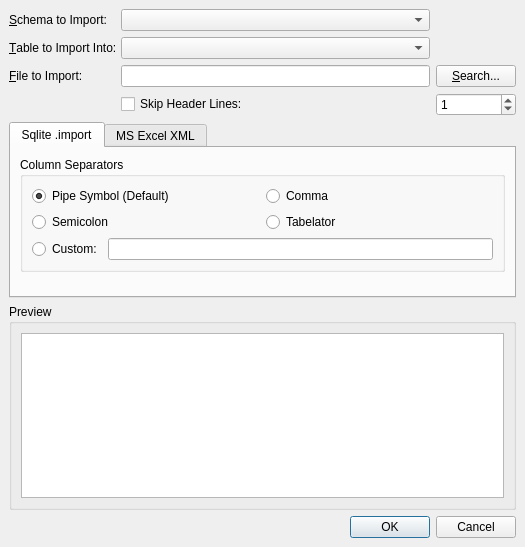
Above: Sqliteman/sqliteman/importtabledialog.ui from shadybarham/sqliteman before the change. Below: the same form after it.
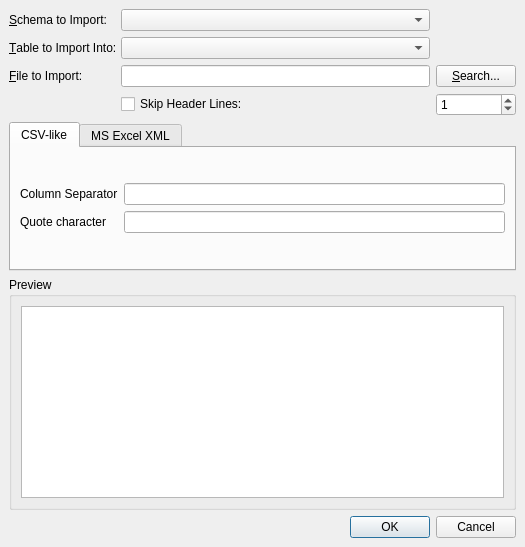
That is the form after the change. The open tabs and pages were chosen to show the change.

```diff
--- a/Sqliteman/sqliteman/importtabledialog.ui
+++ b/Sqliteman/sqliteman/importtabledialog.ui
@@ -65,7 +65,7 @@
    <item row="4" column="0" colspan="3">
     <widget class="QTabWidget" name="tabWidget">
      <property name="sizePolicy">
-      <sizepolicy hsizetype="Expanding" vsizetype="Preferred">
+      <sizepolicy hsizetype="Expanding" vsizetype="Expanding">
        <horstretch>0</horstretch>
        <verstretch>0</verstretch>
       </sizepolicy>
@@ -75,7 +75,7 @@
      </property>
      <widget class="QWidget" name="importTab">
       <attribute name="title">
-       <string>Sqlite .import</string>
+       <string>CSV-like</string>
       </attribute>
       <layout class="QGridLayout">
        <property name="leftMargin">
@@ -94,101 +94,28 @@
         <number>6</number>
        </property>
        <item row="0" column="0">
-        <widget class="QGroupBox" name="groupBox">
-         <property name="title">
-          <string>Column Separators</string>
-         </property>
-         <layout class="QGridLayout">
-          <property name="leftMargin">
-           <number>9</number>
-          </property>
-          <property name="topMargin">
-           <number>9</number>
-          </property>
-          <property name="rightMargin">
-           <number>9</number>
-          </property>
-          <property name="bottomMargin">
-           <number>9</number>
-          </property>
-          <property name="spacing">
-           <number>6</number>
-          </property>
-          <item row="0" column="0">
-           <widget class="QRadioButton" name="pipeRadioButton">
-            <property name="text">
-             <string>Pipe Symbol (Default)</string>
-            </property>
-            <property name="checked">
-             <bool>true</bool>
-            </property>
-           </widget>
-          </item>
-          <item row="0" column="1">
-           <widget class="QRadioButton" name="commaRadioButton">
-            <property name="text">
-             <string>Comma</string>
-            </property>
-           </widget>
-          </item>
-          <item row="1" column="0">
-           <widget class="QRadioButton" name="semicolonRadioButton">
-            <property name="text">
-             <string>Semicolon</string>
-            </property>
-           </widget>
-          </item>
-          <item row="1" column="1">
-           <widget class="QRadioButton" name="tabelatorRadioButton">
-            <property name="text">
-             <string>Tabelator</string>
-            </property>
-           </widget>
-          </item>
-          <item row="2" column="0" colspan="2">
-           <layout class="QHBoxLayout">
-            <property name="spacing">
-             <number>6</number>
-            </property>
-            <property name="leftMargin">
-             <number>0</number>
-            </property>
-            <property name="topMargin">
-             <number>0</number>
-            </property>
-            <property name="rightMargin">
-             <number>0</number>
-            </property>
-            <property name="bottomMargin">
-             <number>0</number>
-            </property>
-            <item>
-             <widget class="QRadioButton" name="customRadioButton">
-              <property name="text">
-               <string>Custom:</string>
-              </property>
-             </widget>
-            </item>
-            <item>
-             <widget class="QLineEdit" name="customEdit"/>
-            </item>
-           </layout>
-          </item>
-         </layout>
-        </widget>
-       </item>
-       <item row="1" column="0">
-        <spacer>
-         <property name="orientation">
-          <enum>Qt::Vertical</enum>
-         </property>
-         <property name="sizeHint" stdset="0">
-          <size>
-           <width>20</width>
-           <height>41</height>
-          </size>
-         </property>
-        </spacer>
+        <layout class="QGridLayout" name="gridLayout">
+         <item row="0" column="0">
+          <widget class="QLabel" name="label_6">
+           <property name="text">
+            <string>Column Separator</string>
+           </property>
+          </widget>
+         </item>
+         <item row="2" column="0">
+          <widget class="QLabel" name="label_5">
+           <property name="text">
+            <string>Quote character</string>
+           </property>
+          </widget>
+         </item>
+         <item row="0" column="1">
+          <widget class="QLineEdit" name="colSep"/>
+         </item>
+         <item row="2" column="1">
+          <widget class="QLineEdit" name="quoteChar"/>
+         </item>
+        </layout>
        </item>
       </layout>
      </widget>
@@ -247,7 +174,7 @@
       <property name="spacing">
        <number>6</number>
       </property>
-      <item row="0" column="0">
+      <item row="1" column="0">
        <widget class="QTableView" name="previewView">
         <property name="sizePolicy">
          <sizepolicy hsizetype="Expanding" vsizetype="Expanding">
```
Left out of the diff: 30 changed lines with no effect on the pictures.
